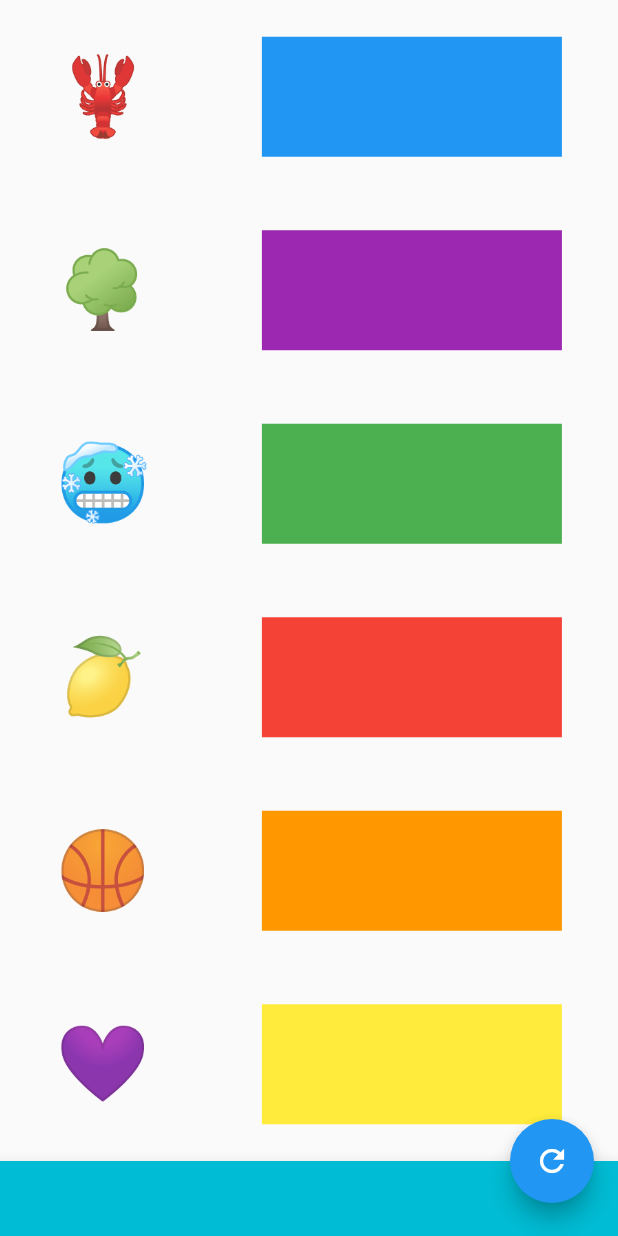
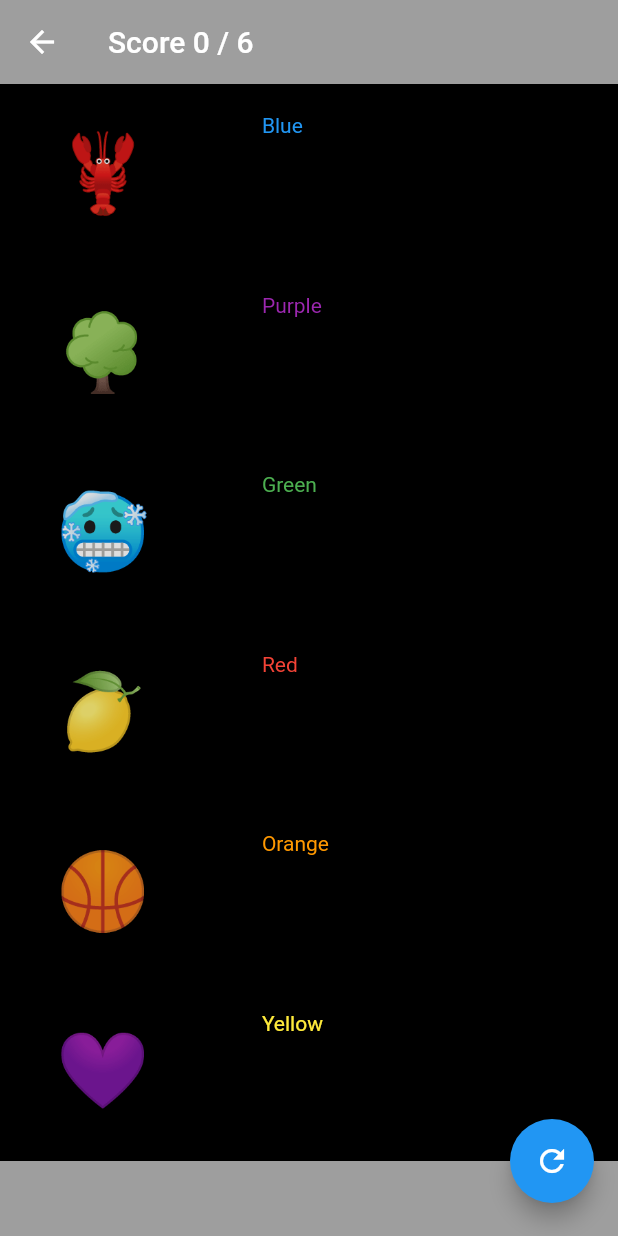
Before and after one commit to Abduallah-ELmaraghy/sparkhub_game, a Flutter app: the MatchingGame screen opened by its route, on a phone screen of 412 x 824 dp. Run offline on Flutter 3.47's test engine with Material 2 defaults, Android fonts, the phone set to English and light mode, and no system bars; our stand-ins replace animated_splash_screen, flutter_login, font_awesome_flutter, google_fonts, page_transition, rflutter_alert and 2 more; missing offline and left inert: shared_preferences_web; accounts and stored records are empty.

Commit message:
update matching game

```diff
--- /dev/null
+++ b/lib/models/matching_model/matching_levels.dart
@@ -0,0 +1,10 @@
+import 'package:flutter/material.dart';
+
+final Map choices = {
+    '🦞': Colors.red,
+    '🌳': Colors.green,
+    '🥶': Colors.blue,
+    '🍋': Colors.yellow,
+    '🏀': Colors.orange,
+    '💜': Colors.purple,
+  };
--- a/lib/screens/matching_game.dart
+++ b/lib/screens/matching_game.dart
@@ -18,12 +18,25 @@ class MatchingGameState extends State<MatchingGame> {
     '💜': Colors.purple,
   };
 
-  int counter = 0; // for the score
+     final Map thecolors = {
+    Colors.red: 'Red',
+    Colors.green: 'Green',
+    Colors.blue: 'Blue',
+    Colors.yellow: 'Yellow',
+    Colors.orange: 'Orange',
+    Colors.purple: 'Purple',
+  };
+
+  int counter = 0;
 
   @override
   Widget build(BuildContext context) {
-    return Scaffold(
-
+   return Scaffold(
+     backgroundColor: Colors.black,
+      appBar: AppBar(
+        title: Text('Score ${score.length} / 6'),
+        backgroundColor: Colors.grey,
+      ),
       floatingActionButton: FloatingActionButton(
         child: Icon(Icons.refresh),
         onPressed: () {
@@ -34,7 +47,7 @@ class MatchingGameState extends State<MatchingGame> {
         },
       ),
       bottomNavigationBar: BottomAppBar(
-        color: Colors.cyan,
+        color: Colors.grey,
         child: Container(
           height: 50.0,
         ),
@@ -42,8 +55,7 @@ class MatchingGameState extends State<MatchingGame> {
       floatingActionButtonLocation: FloatingActionButtonLocation.endDocked,
       body: Row(
         // all the app in row
-        mainAxisAlignment: MainAxisAlignment
-            .spaceAround, // Place the free space evenly between the children widget and page
+        mainAxisAlignment: MainAxisAlignment.spaceAround, // Place the free space evenly between the children widget and page
         children: [
           Column(
               // emojis
@@ -65,10 +77,9 @@ class MatchingGameState extends State<MatchingGame> {
           Column(
             //colors
             mainAxisAlignment: MainAxisAlignment.spaceAround,
-            //crossAxisAlignment: CrossAxisAlignment.start,
             children:
                 choices.keys.map((emoji) => _buildDragTarget(emoji)).toList()
-                  ..shuffle(Random(counter)), //?
+                  ..shuffle(Random(counter)),
           )
         ],
       ),
@@ -77,18 +88,12 @@ class MatchingGameState extends State<MatchingGame> {
 
   Widget _buildDragTarget(emoji) {
     return DragTarget<String>(
-      builder: (context, incoming, rejected) //?
+      builder: (context, incoming, rejected)
           {
         if (score[emoji] == true) {
-          return Container(
-            color: Colors.white,
-            child: const Text('Correct!!'),
-            alignment: Alignment.center,
-            height: 80,
-            width: 200,
-          );
+          return Text("");
         } else {
-          return Container(color: choices[emoji], height: 80, width: 200); //?
+          return  Container( height: 80, width: 200,child: Text(thecolors[choices[emoji]],style:TextStyle(color: choices[emoji])),);
         }
       },
       onWillAccept: (data) => data == emoji, //test if it accecpted oe not
```
